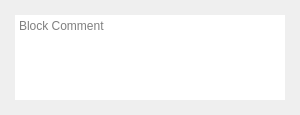
This is UI/Arduino/glitch-object-block-comment-arduino.ui in textbrowser/glitch as Qt 5 draws it before an edit. The edited form follows.
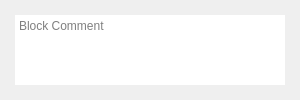
This is the edited form.

Patch:
```diff
--- a/UI/Arduino/glitch-object-block-comment-arduino.ui
+++ b/UI/Arduino/glitch-object-block-comment-arduino.ui
@@ -7,7 +7,7 @@
     <x>0</x>
     <y>0</y>
     <width>300</width>
-    <height>115</height>
+    <height>100</height>
    </rect>
   </property>
   <property name="windowTitle">
@@ -28,6 +28,12 @@
    </property>
    <item>
     <widget class="QPlainTextEdit" name="comment">
+     <property name="sizePolicy">
+      <sizepolicy hsizetype="Expanding" vsizetype="Ignored">
+       <horstretch>0</horstretch>
+       <verstretch>0</verstretch>
+      </sizepolicy>
+     </property>
      <property name="toolTip">
       <string>Comment</string>
      </property>
```
